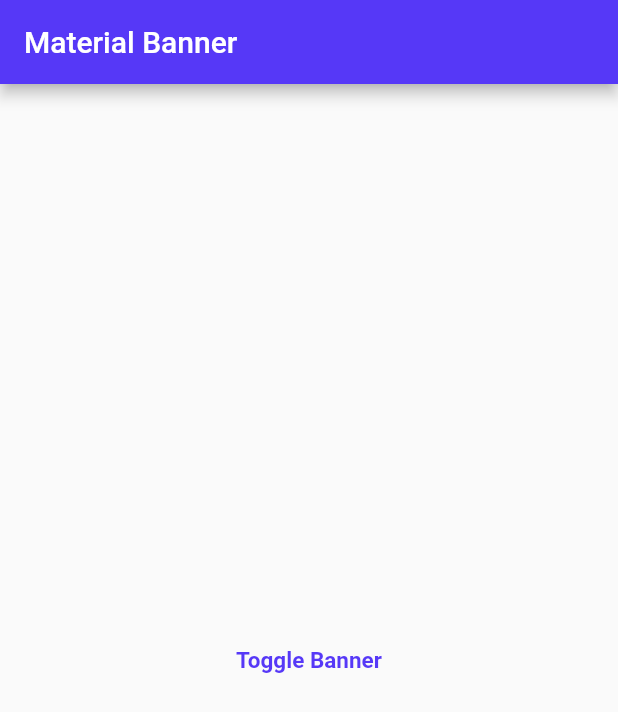
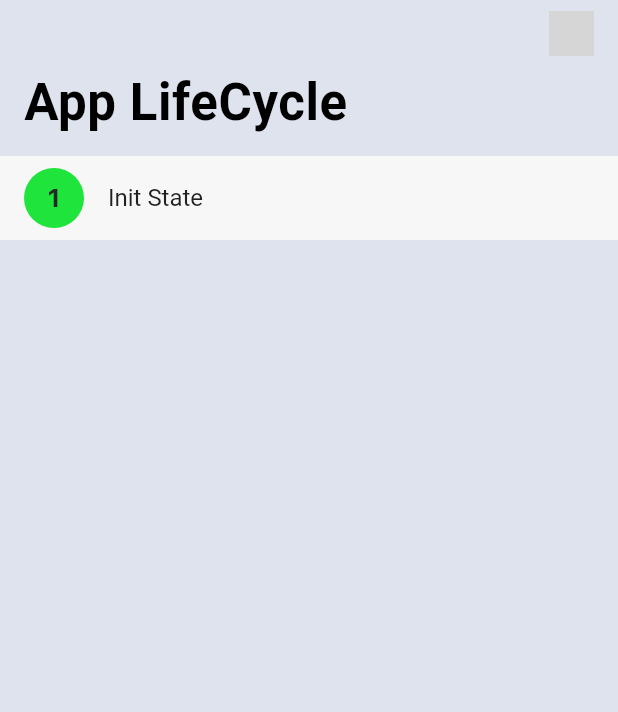
Before and after one commit to irangareddy/Flutter-UI-Components-Library, a Flutter app: the screen it shows after launch, on a phone screen of 412 x 824 dp. Shown: the top 712 px of the screen. Run offline on Flutter 3.47's test engine with Material 2 defaults, Android fonts, the phone set to English and light mode, and no system bars; network calls fail; grey boxes are pictures that could not be loaded.

Commit message:
Flutter Application LifeCycle

```diff
--- /dev/null
+++ b/lib/general/lifecycle.dart
@@ -0,0 +1,102 @@
+import 'package:Flutter_UI_Components_Library/material/materialConstants.dart';
+import 'package:flutter/cupertino.dart';
+import 'package:flutter/material.dart';
+import 'package:flutter/scheduler.dart';
+
+class LifeCycle extends StatefulWidget {
+  @override
+  _LifeCycleState createState() {
+    print("Create State");
+    return _LifeCycleState();
+  }
+}
+
+class _LifeCycleState extends State<LifeCycle> with WidgetsBindingObserver {
+  int step = 0;
+  List<Widget> _processes = [];
+
+  @override
+  void initState() {
+    print("Init State");
+    super.initState();
+    setState(() {
+      step += 1;
+      _processes.add(_createTile(stepNo: step, location: "Init State"));
+    });
+
+    WidgetsBinding.instance.addObserver(this);
+  }
+
+  Widget _createTile({int stepNo, String location}) {
+    return Padding(
+      padding: const EdgeInsets.only(top: 8.0),
+      child: Container(
+        color: Color(0xFFf7f7f7),
+        child: ListTile(
+          leading: CircleAvatar(
+            backgroundColor: Color(0xFF1ee43b),
+            radius: 20.0,
+            child: Text(stepNo.toString(), style: kHeadlineLabelStyle),
+          ),
+          title: Text(location),
+        ),
+      ),
+    );
+  }
+
+  @override
+  void dispose() {
+    print("Updated Dispose Also");
+    setState(() {
+      step += 1;
+      _processes.add(_createTile(stepNo: step, location: "Dispose"));
+    });
+
+    WidgetsBinding.instance.removeObserver(this);
+    super.dispose();
+  }
+
+  @override
+  void didChangeAppLifecycleState(AppLifecycleState state) {
+    print("$state");
+    setState(() {
+      step += 1;
+      _processes.add(_createTile(stepNo: step, location: "$state"));
+    });
+  }
+
+  @override
+  Widget build(BuildContext context) {
+    return Material(
+      child: CupertinoPageScaffold(
+        backgroundColor: Color(0xFFdfe3ee),
+        child: NestedScrollView(
+          headerSliverBuilder: (BuildContext context, bool innerBoxIsScrolled) {
+            return <Widget>[
+              CupertinoSliverNavigationBar(
+                largeTitle: Text("App LifeCycle"),
+                trailing: logo(),
+              )
+            ];
+          },
+          body: ListView.builder(
+            padding: const EdgeInsets.all(0.0),
+            itemCount: _processes.length,
+            itemBuilder: (context, index) {
+              return _processes[index];
+            },
+          ),
+        ),
+      ),
+    );
+  }
+
+  Widget logo() {
+    return Container(
+      height: 30.0,
+      width: 30.0,
+      child: Image.network(
+          'https://learnyst.s3.amazonaws.com/assets/schools/2410/resources/images/logo_lco_t17sd.png'),
+    );
+  }
+}
--- a/lib/main.dart
+++ b/lib/main.dart
@@ -1,7 +1,7 @@
 
+import 'package:Flutter_UI_Components_Library/general/lifecycle.dart';
 import 'package:flutter/material.dart';
 
-import 'material/banner.dart';
 
 void main() {
   runApp(OnePreview());
@@ -13,7 +13,7 @@ class OnePreview extends StatelessWidget {
   Widget build(BuildContext context) {
     return MaterialApp(
       debugShowCheckedModeBanner: false,
-      home: BannerScreen()
+      home: LifeCycle()
     );
   }
 }
--- a/pubspec.yaml
+++ b/pubspec.yaml
@@ -28,6 +28,7 @@ dependencies:
   # The following adds the Cupertino Icons font to your application.
   # Use with the CupertinoIcons class for iOS style icons.
   cupertino_icons: ^0.1.3
+  webview_flutter: ^1.0.7
 
 dev_dependencies:
   flutter_test:
```
Also changed, not shown: lib/general/starter_lifecycle.dart (added, +40 -0 lines), lib/material/drawer.dart (added, +51 -0 lines), lib/material/materialConstants.dart (+15 -0 lines), pubspec.lock, 8 other files.
